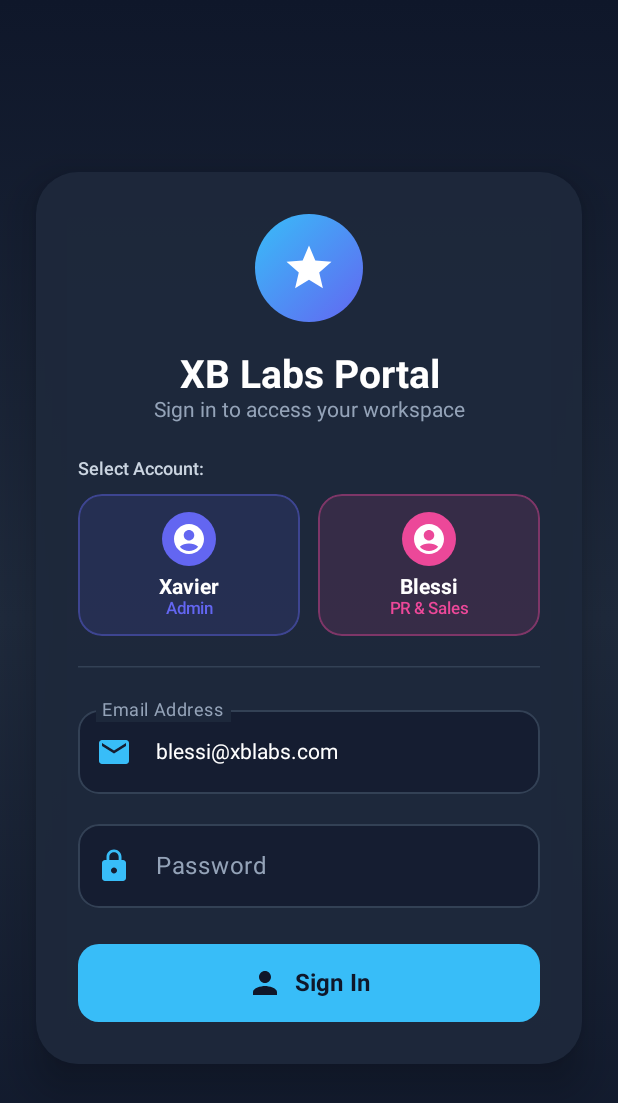
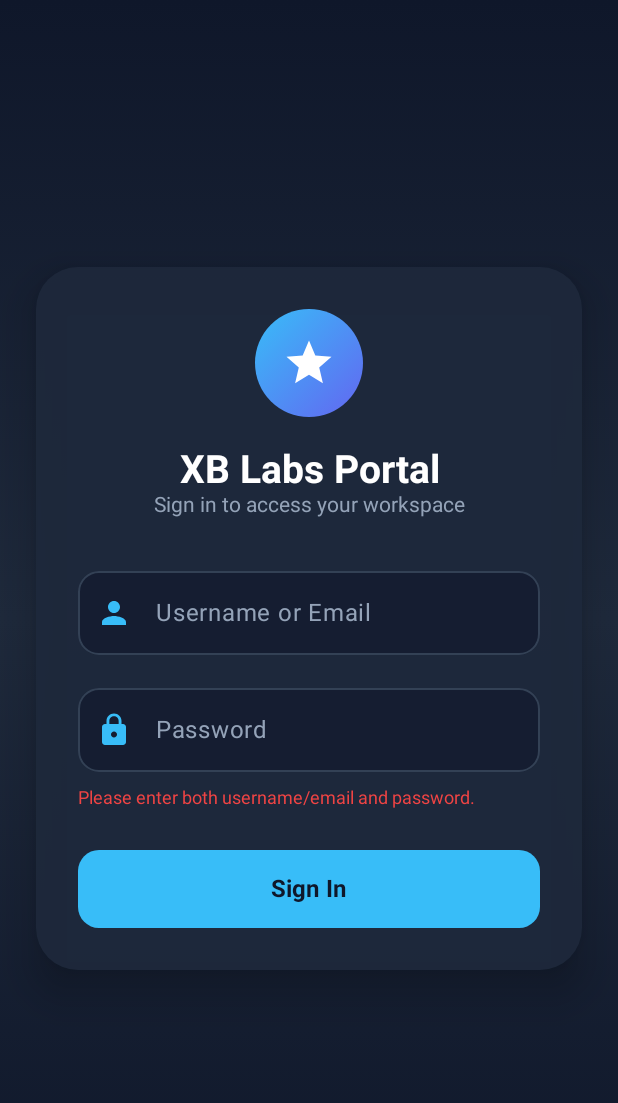
Before and after one commit to dgaakash/xb-labs-app, an Android app built with Jetpack Compose: the composable LoginScreen shown on its own in the app's theme, after a tap on "Sign In", on a phone screen of 412 x 824 dp. Shown: the top 1103 px of the screen. Run offline under Robolectric (Android 15) with nearby library versions, the light colour scheme and no system bars; 2 other taps on this screen came first.

Commit message:
Require username/email and password for login and remove account quick selection

```diff
--- a/app/src/main/java/com/xblabs/app/ui/LoginScreen.kt
+++ b/app/src/main/java/com/xblabs/app/ui/LoginScreen.kt
@@ -2,15 +2,12 @@ package com.xblabs.app.ui
 
 import androidx.compose.animation.AnimatedVisibility
 import androidx.compose.foundation.background
-import androidx.compose.foundation.border
-import androidx.compose.foundation.clickable
 import androidx.compose.foundation.layout.*
 import androidx.compose.foundation.shape.CircleShape
 import androidx.compose.foundation.shape.RoundedCornerShape
 import androidx.compose.foundation.text.KeyboardActions
 import androidx.compose.foundation.text.KeyboardOptions
 import androidx.compose.material.icons.Icons
-import androidx.compose.material.icons.filled.AccountCircle
 import androidx.compose.material.icons.filled.Email
 import androidx.compose.material.icons.filled.Lock
 import androidx.compose.material.icons.filled.Person
@@ -32,31 +29,40 @@ import androidx.compose.ui.unit.sp
 
 data class UserAccount(
     val email: String,
+    val username: String,
     val name: String,
     val role: String,
+    val password: String,
     val color: Color
 )
 
 object PredefinedAccounts {
     val ADMIN = UserAccount(
         email = "xavier@xblabs.com",
+        username = "xavier",
         name = "Xavier",
         role = "Admin",
+        password = "xblabs123@@@@",
         color = Color(0xFF6366F1) // Indigo
     )
 
     val EMPLOYEE = UserAccount(
         email = "blessi@xblabs.com",
+        username = "blessi",
         name = "Blessi",
         role = "PR & Sales",
+        password = "xblabs123@",
         color = Color(0xFFEC4899) // Pink
     )
 
     val ALL = listOf(ADMIN, EMPLOYEE)
 
-    fun findByEmail(email: String): UserAccount? {
-        val trimmed = email.trim().lowercase()
-        return ALL.find { it.email.lowercase() == trimmed }
+    fun authenticate(userInput: String, passwordInput: String): UserAccount? {
+        val trimmedUser = userInput.trim().lowercase()
+        return ALL.find { account ->
+            (account.username.lowercase() == trimmedUser || account.email.lowercase() == trimmedUser) &&
+                    account.password == passwordInput
+        }
     }
 }
 
@@ -65,7 +71,7 @@ object PredefinedAccounts {
 fun LoginScreen(
     onLoginSuccess: (UserAccount) -> Unit
 ) {
-    var emailInput by remember { mutableStateOf("") }
+    var userInput by remember { mutableStateOf("") }
     var passwordInput by remember { mutableStateOf("") }
     var errorMessage by remember { mutableStateOf<String?>(null) }
 
@@ -77,13 +83,17 @@ fun LoginScreen(
         )
     )
 
-    fun attemptLogin(email: String) {
-        val account = PredefinedAccounts.findByEmail(email)
+    fun attemptLogin() {
+        if (userInput.isBlank() || passwordInput.isBlank()) {
+            errorMessage = "Please enter both username/email and password."
+            return
+        }
+        val account = PredefinedAccounts.authenticate(userInput, passwordInput)
         if (account != null) {
             errorMessage = null
             onLoginSuccess(account)
         } else {
-            errorMessage = "Invalid email. Please use xavier@xblabs.com or blessi@xblabs.com"
+            errorMessage = "Invalid credentials. Please check your username and password."
         }
     }
 
@@ -147,68 +157,26 @@ fun LoginScreen(
                     textAlign = TextAlign.Center
                 )
 
-                Spacer(modifier = Modifier.height(24.dp))
+                Spacer(modifier = Modifier.height(28.dp))
 
-                // One-tap Account Quick Selectors
-                Text(
-                    text = "Select Account:",
-                    fontSize = 12.sp,
-                    fontWeight = FontWeight.SemiBold,
-                    color = Color(0xFFCBD5E1),
-                    modifier = Modifier.fillMaxWidth()
-                )
-
-                Spacer(modifier = Modifier.height(10.dp))
-
-                Row(
-                    modifier = Modifier.fillMaxWidth(),
-                    horizontalArrangement = Arrangement.spacedBy(12.dp)
-                ) {
-                    // Admin Quick Tile
-                    AccountQuickTile(
-                        account = PredefinedAccounts.ADMIN,
-                        modifier = Modifier.weight(1f),
-                        onClick = {
-                            emailInput = PredefinedAccounts.ADMIN.email
-                            attemptLogin(PredefinedAccounts.ADMIN.email)
-                        }
-                    )
-
-                    // Employee Quick Tile
-                    AccountQuickTile(
-                        account = PredefinedAccounts.EMPLOYEE,
-                        modifier = Modifier.weight(1f),
-                        onClick = {
-                            emailInput = PredefinedAccounts.EMPLOYEE.email
-                            attemptLogin(PredefinedAccounts.EMPLOYEE.email)
-                        }
-                    )
-                }
-
-                Spacer(modifier = Modifier.height(20.dp))
-
-                HorizontalDivider(color = Color(0xFF334155), thickness = 1.dp)
-
-                Spacer(modifier = Modifier.height(20.dp))
-
-                // Email Input
+                // Username / Email Input
                 OutlinedTextField(
-                    value = emailInput,
+                    value = userInput,
                     onValueChange = {
-                        emailInput = it
+                        userInput = it
                         errorMessage = null
                     },
-                    label = { Text("Email Address", color = Color(0xFF94A3B8)) },
+                    label = { Text("Username or Email", color = Color(0xFF94A3B8)) },
                     leadingIcon = {
                         Icon(
-                            imageVector = Icons.Default.Email,
+                            imageVector = Icons.Default.Person,
                             contentDescription = null,
                             tint = Color(0xFF38BDF8)
                         )
                     },
                     singleLine = true,
                     keyboardOptions = KeyboardOptions(
-                        keyboardType = KeyboardType.Email,
+                        keyboardType = KeyboardType.Text,
                         imeAction = ImeAction.Next
                     ),
                     colors = OutlinedTextFieldDefaults.colors(
@@ -223,12 +191,15 @@ fun LoginScreen(
                     modifier = Modifier.fillMaxWidth()
                 )
 
-                Spacer(modifier = Modifier.height(12.dp))
+                Spacer(modifier = Modifier.height(14.dp))
 
                 // Password Input
                 OutlinedTextField(
                     value = passwordInput,
-                    onValueChange = { passwordInput = it },
+                    onValueChange = {
+                        passwordInput = it
+                        errorMessage = null
+                    },
                     label = { Text("Password", color = Color(0xFF94A3B8)) },
                     leadingIcon = {
                         Icon(
@@ -244,7 +215,7 @@ fun LoginScreen(
                         imeAction = ImeAction.Done
                     ),
                     keyboardActions = KeyboardActions(
-                        onDone = { attemptLogin(emailInput) }
+                        onDone = { attemptLogin() }
                     ),
                     colors = OutlinedTextFieldDefaults.colors(
                         focusedBorderColor = Color(0xFF38BDF8),
@@ -265,16 +236,16 @@ fun LoginScreen(
                         fontSize = 12.sp,
                         modifier = Modifier
                             .fillMaxWidth()
-                            .padding(top = 8.dp),
+                            .padding(top = 10.dp),
                         textAlign = TextAlign.Start
                     )
                 }
 
-                Spacer(modifier = Modifier.height(24.dp))
+                Spacer(modifier = Modifier.height(28.dp))
 
                 // Login Button
                 Button(
-                    onClick = { attemptLogin(emailInput) },
+                    onClick = { attemptLogin() },
                     modifier = Modifier
                         .fillMaxWidth()
                         .height(52.dp),
@@ -287,12 +258,6 @@ fun LoginScreen(
                         verticalAlignment = Alignment.CenterVertically,
                         horizontalArrangement = Arrangement.Center
                     ) {
-                        Icon(
-                            imageVector = Icons.Default.Person,
-                            contentDescription = null,
-                            tint = Color(0xFF0F172A)
-                        )
-                        Spacer(modifier = Modifier.width(8.dp))
                         Text(
                             text = "Sign In",
                             fontSize = 16.sp,
@@ -305,55 +270,3 @@ fun LoginScreen(
         }
     }
 }
-
-@Composable
-fun AccountQuickTile(
-    account: UserAccount,
-    modifier: Modifier = Modifier,
-    onClick: () -> Unit
-) {
-    Surface(
-        modifier = modifier
-            .clip(RoundedCornerShape(16.dp))
-            .border(
-                width = 1.dp,
-                color = account.color.copy(alpha = 0.4f),
-                shape = RoundedCornerShape(16.dp)
-            )
-            .clickable { onClick() },
-        color = account.color.copy(alpha = 0.12f)
-    ) {
-        Column(
-            modifier = Modifier.padding(12.dp),
-            horizontalAlignment = Alignment.CenterHorizontally
-        ) {
-            Box(
-                modifier = Modifier
-                    .size(36.dp)
-                    .clip(CircleShape)
-                    .background(account.color),
-                contentAlignment = Alignment.Center
-            ) {
-                Icon(
-                    imageVector = Icons.Default.AccountCircle,
-                    contentDescription = null,
-                    tint = Color.White,
-                    modifier = Modifier.size(24.dp)
-                )
-            }
-            Spacer(modifier = Modifier.height(6.dp))
-            Text(
-                text = account.name,
-                fontSize = 14.sp,
-                fontWeight = FontWeight.Bold,
-                color = Color.White
-            )
-            Text(
-                text = account.role,
-                fontSize = 11.sp,
-                color = account.color,
-                fontWeight = FontWeight.Medium
-            )
-        }
-    }
-}
```
